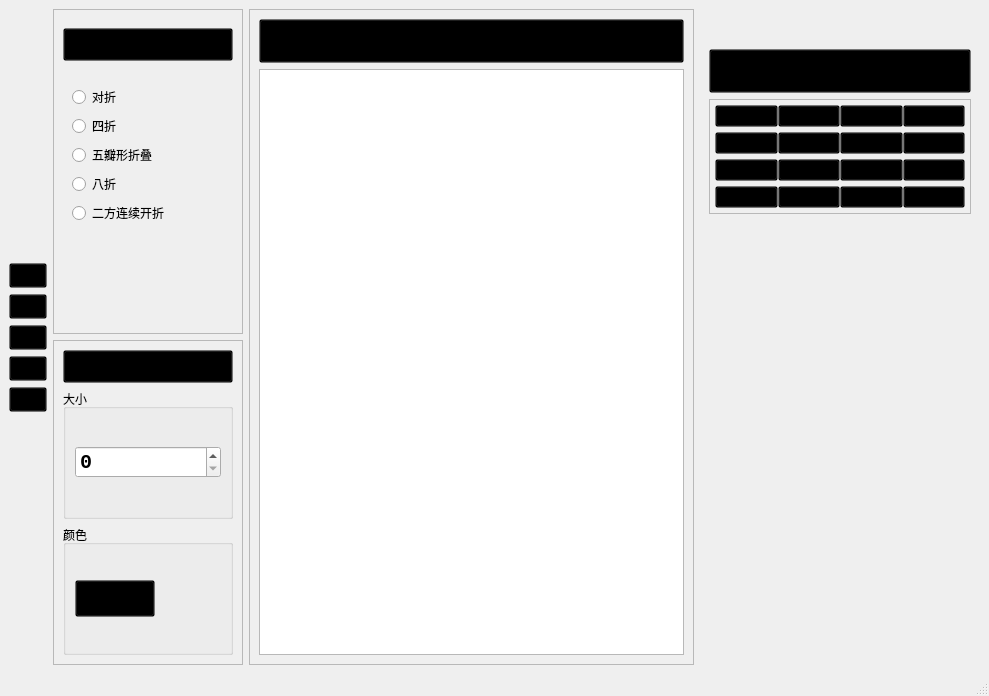
zeki2333/papercutting-simulation, file mainwindow.ui: the form before one commit.
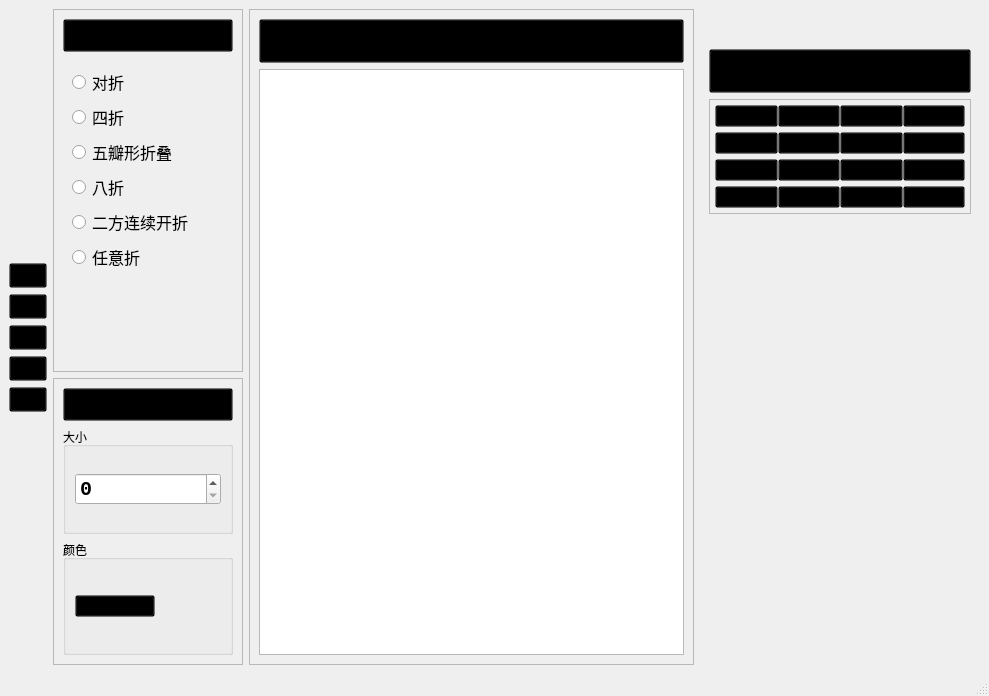
The form after the commit. Icons and pictures are not drawn.

Commit message: Nzhe Template

```diff
--- a/mainwindow.ui
+++ b/mainwindow.ui
@@ -285,6 +285,11 @@
             </property>
             <item>
              <widget class="QRadioButton" name="radioButton">
+              <property name="font">
+               <font>
+                <pointsize>12</pointsize>
+               </font>
+              </property>
               <property name="cursor">
                <cursorShape>PointingHandCursor</cursorShape>
               </property>
@@ -295,6 +300,11 @@
             </item>
             <item>
              <widget class="QRadioButton" name="sizheBtn">
+              <property name="font">
+               <font>
+                <pointsize>12</pointsize>
+               </font>
+              </property>
               <property name="cursor">
                <cursorShape>PointingHandCursor</cursorShape>
               </property>
@@ -305,6 +315,11 @@
             </item>
             <item>
              <widget class="QRadioButton" name="wuzheBtn">
+              <property name="font">
+               <font>
+                <pointsize>12</pointsize>
+               </font>
+              </property>
               <property name="cursor">
                <cursorShape>PointingHandCursor</cursorShape>
               </property>
@@ -315,6 +330,11 @@
             </item>
             <item>
              <widget class="QRadioButton" name="bazheBtn">
+              <property name="font">
+               <font>
+                <pointsize>12</pointsize>
+               </font>
+              </property>
               <property name="cursor">
                <cursorShape>PointingHandCursor</cursorShape>
               </property>
@@ -325,6 +345,11 @@
             </item>
             <item>
              <widget class="QRadioButton" name="erfangBtn">
+              <property name="font">
+               <font>
+                <pointsize>12</pointsize>
+               </font>
+              </property>
               <property name="cursor">
                <cursorShape>PointingHandCursor</cursorShape>
               </property>
@@ -333,6 +358,18 @@
               </property>
              </widget>
             </item>
+            <item>
+             <widget class="QRadioButton" name="NzheBtn">
+              <property name="font">
+               <font>
+                <pointsize>12</pointsize>
+               </font>
+              </property>
+              <property name="text">
+               <string>任意折</string>
+              </property>
+             </widget>
+            </item>
            </layout>
           </widget>
          </item>
```
The commit also changes 8 other files.
